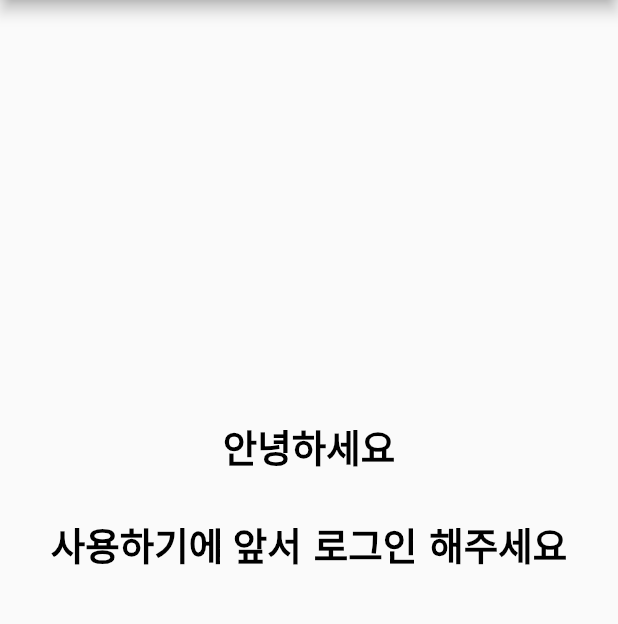
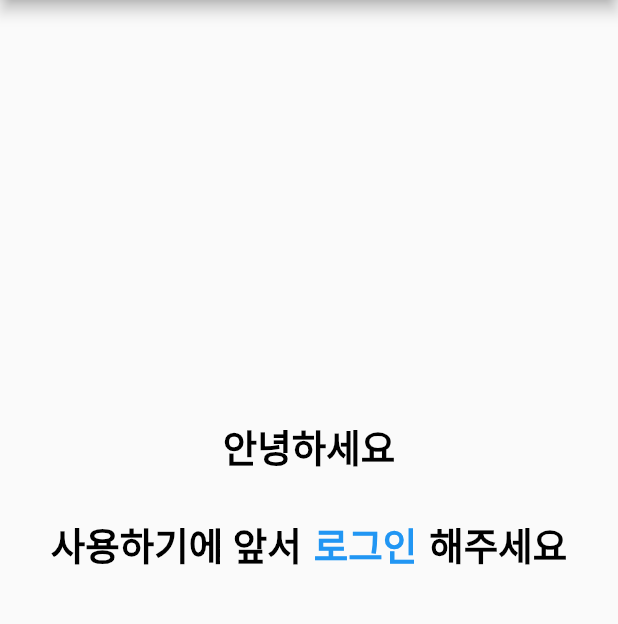
Before and after one commit to hi-jin/flutter_sns, a Flutter app: the screen it shows after launch, on a phone screen of 412 x 824 dp, the part 84-708 px from its top. Run offline on Flutter 3.47's test engine with Material 2 defaults, Android fonts, the phone set to English and light mode, and no system bars; our stand-ins replace cloud_firestore, firebase_auth, firebase_core; accounts and stored records are empty.

```diff
--- /dev/null
+++ b/lib/core/auth.dart
@@ -0,0 +1,4 @@
+import 'package:firebase_auth/firebase_auth.dart';
+
+final auth = FirebaseAuth.instance;
+User? user;
--- a/lib/ui/home/main_view.dart
+++ b/lib/ui/home/main_view.dart
@@ -1,8 +1,11 @@
 import 'package:firebase_auth/firebase_auth.dart';
 import 'package:flutter/material.dart';
 import 'package:flutter_sns/core/theme.dart';
+import 'package:flutter_sns/widgets/chat_widget.dart';
 import 'package:flutter_sns/widgets/colored_button.dart';
 import 'package:flutter_sns/widgets/login_dialog.dart';
+
+import '../../core/auth.dart';
 
 class MainView extends StatefulWidget {
   const MainView({Key? key}) : super(key: key);
@@ -12,8 +15,6 @@ class MainView extends StatefulWidget {
 }
 
 class _MainViewState extends State<MainView> {
-  final _auth = FirebaseAuth.instance;
-  User? user;
 
   @override
   void initState() {
@@ -23,7 +24,7 @@ class _MainViewState extends State<MainView> {
 
   void getAuth() {
     setState(() {
-      user = _auth.currentUser;
+      user = auth.currentUser;
     });
   }
 
@@ -56,7 +57,7 @@ class _MainViewState extends State<MainView> {
           ] else ...[
             TextButton(
               onPressed: () {
-                _auth.signOut().then((value) {
+                auth.signOut().then((value) {
                   getAuth();
                 });
               },
@@ -71,7 +72,8 @@ class _MainViewState extends State<MainView> {
           ]
         ],
       ),
-      body: Padding(
+      body: SafeArea(
+        child: Padding(
           padding: const EdgeInsets.symmetric(horizontal: 20, vertical: 10),
           child: Center(
             child: Column(
@@ -104,7 +106,7 @@ class _MainViewState extends State<MainView> {
                         },
                         child: Text(
                           "로그인",
-                        style: kTitleTextStyle,
+                          style: kTitleTextStyle.copyWith(color: Colors.blue),
                         ),
                       ),
                       Text(
@@ -115,6 +117,7 @@ class _MainViewState extends State<MainView> {
                   ),
                   SizedBox(height: 100.0),
                 ] else ...[
+                  // 로그인 완료
                   Row(
                     mainAxisAlignment: MainAxisAlignment.spaceBetween,
                     children: [
@@ -124,8 +127,10 @@ class _MainViewState extends State<MainView> {
                       ),
                     ],
                   ),
+                  Expanded(child: ChatWidget()),
                 ]
               ],
+            ),
           ),
         ),
       ),
--- a/pubspec.yaml
+++ b/pubspec.yaml
@@ -36,6 +36,7 @@ dependencies:
   cupertino_icons: ^1.0.2
   firebase_core: ^1.16.0
   firebase_auth: ^3.3.17
+  cloud_firestore: ^3.1.14
 
 dev_dependencies:
   flutter_test:
```
Also changed, not shown: lib/widgets/chat_widget.dart (added, +64 -0 lines), lib/widgets/login_dialog.dart (+4 -3 lines), 1 other file. Lines whose indentation alone changed are shown as unchanged.
